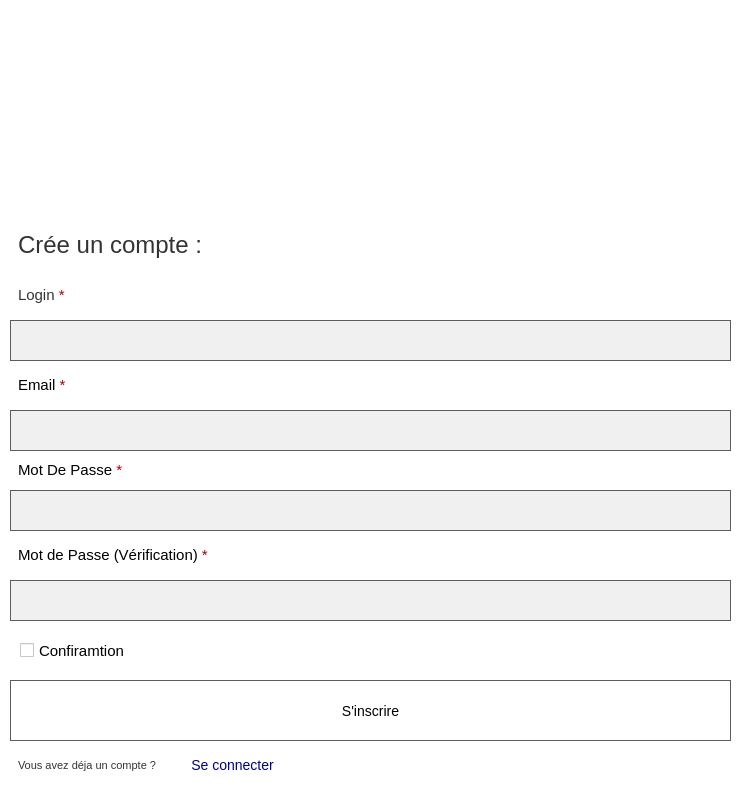
Above: Documents/projet_interface/seconddialog.ui from 2A35ProjetCPP2425/2a35-create-teams-laveup-company before the change. Below: the same form after it.
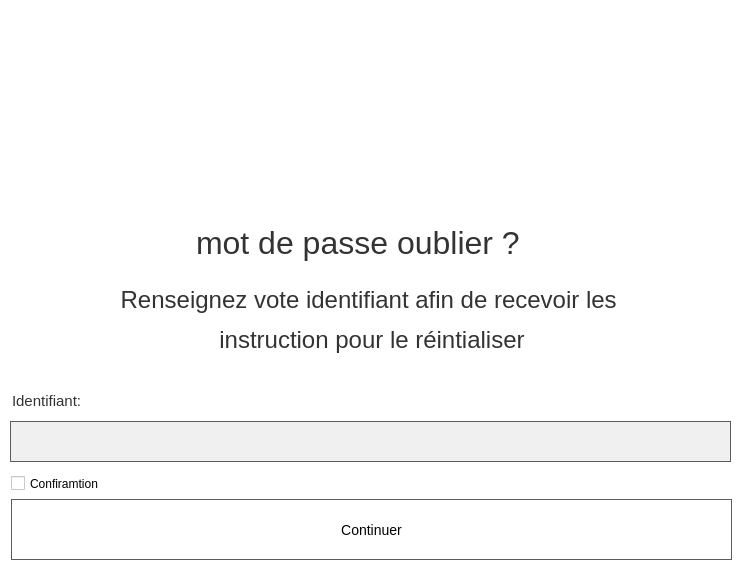
That is the form after the change. Icons and pictures are not drawn.

Patch:
```diff
--- a/Documents/projet_interface/seconddialog.ui
+++ b/Documents/projet_interface/seconddialog.ui
@@ -7,7 +7,7 @@
     <x>0</x>
     <y>0</y>
     <width>742</width>
-    <height>790</height>
+    <height>570</height>
    </rect>
   </property>
   <property name="windowTitle">
@@ -69,6 +69,7 @@
 }
 
 
+
 </string>
   </property>
   <widget class="QLabel" name="label">
@@ -90,184 +91,108 @@
   <widget class="QLabel" name="label_2">
    <property name="geometry">
     <rect>
-     <x>10</x>
-     <y>220</y>
-     <width>281</width>
+     <x>188</x>
+     <y>203</y>
+     <width>441</width>
+     <height>81</height>
+    </rect>
+   </property>
+   <property name="styleSheet">
+    <string notr="true">background-color: none;</string>
+   </property>
+   <property name="text">
+    <string>&lt;html&gt;&lt;head/&gt;&lt;body&gt;&lt;p&gt;&lt;span style=&quot; font-size:24pt;&quot;&gt;mot de passe oublier ?&lt;/span&gt;&lt;/p&gt;&lt;/body&gt;&lt;/html&gt;</string>
+   </property>
+  </widget>
+  <widget class="QCheckBox" name="confirmation">
+   <property name="geometry">
+    <rect>
+     <x>11</x>
+     <y>458</y>
+     <width>251</width>
      <height>51</height>
     </rect>
    </property>
-   <property name="text">
-    <string>&lt;html&gt;&lt;head/&gt;&lt;body&gt;&lt;p&gt;&lt;span style=&quot; font-size:18pt;&quot;&gt;Crée un compte :&lt;/span&gt;&lt;/p&gt;&lt;/body&gt;&lt;/html&gt;</string>
-   </property>
-  </widget>
-  <widget class="QLabel" name="label_3">
-   <property name="geometry">
-    <rect>
-     <x>10</x>
-     <y>280</y>
-     <width>91</width>
-     <height>31</height>
-    </rect>
-   </property>
-   <property name="text">
-    <string>&lt;html&gt;&lt;head/&gt;&lt;body&gt;&lt;p&gt;&lt;span style=&quot; font-size:11pt;&quot;&gt;Login&lt;/span&gt;&lt;span style=&quot; font-size:11pt; color:#aa0000;&quot;&gt; *&lt;/span&gt;&lt;/p&gt;&lt;/body&gt;&lt;/html&gt;</string>
-   </property>
-  </widget>
-  <widget class="QLineEdit" name="lineEdit">
-   <property name="geometry">
-    <rect>
-     <x>10</x>
-     <y>320</y>
-     <width>721</width>
-     <height>41</height>
-    </rect>
-   </property>
-  </widget>
-  <widget class="QLabel" name="label_4">
-   <property name="geometry">
-    <rect>
-     <x>10</x>
-     <y>370</y>
-     <width>91</width>
-     <height>31</height>
-    </rect>
-   </property>
-   <property name="text">
-    <string>&lt;html&gt;&lt;head/&gt;&lt;body&gt;&lt;p&gt;&lt;span style=&quot; font-size:11pt; color:#000000;&quot;&gt;Email&lt;/span&gt;&lt;span style=&quot; font-size:11pt; color:#aa0000;&quot;&gt; *&lt;/span&gt;&lt;/p&gt;&lt;/body&gt;&lt;/html&gt;</string>
-   </property>
-  </widget>
-  <widget class="QLineEdit" name="lineEdit_2">
-   <property name="geometry">
-    <rect>
-     <x>10</x>
-     <y>410</y>
-     <width>721</width>
-     <height>41</height>
-    </rect>
-   </property>
-  </widget>
-  <widget class="QLabel" name="label_5">
-   <property name="geometry">
-    <rect>
-     <x>10</x>
-     <y>450</y>
-     <width>141</width>
-     <height>41</height>
-    </rect>
-   </property>
-   <property name="text">
-    <string>&lt;html&gt;&lt;head/&gt;&lt;body&gt;&lt;p&gt;&lt;span style=&quot; font-size:11pt; color:#000000;&quot;&gt;Mot De Passe&lt;/span&gt;&lt;span style=&quot; font-size:11pt; color:#aa0000;&quot;&gt; *&lt;/span&gt;&lt;/p&gt;&lt;/body&gt;&lt;/html&gt;</string>
-   </property>
-  </widget>
-  <widget class="QLineEdit" name="lineEdit_3">
-   <property name="geometry">
-    <rect>
-     <x>10</x>
-     <y>490</y>
-     <width>721</width>
-     <height>41</height>
-    </rect>
-   </property>
-  </widget>
-  <widget class="QLabel" name="label_6">
-   <property name="geometry">
-    <rect>
-     <x>10</x>
-     <y>540</y>
-     <width>231</width>
-     <height>31</height>
-    </rect>
-   </property>
-   <property name="text">
-    <string>&lt;html&gt;&lt;head/&gt;&lt;body&gt;&lt;p&gt;&lt;span style=&quot; font-size:11pt; color:#000000;&quot;&gt;Mot de Passe (Vérification)&lt;/span&gt;&lt;span style=&quot; font-size:11pt; color:#aa0000;&quot;&gt; *&lt;/span&gt;&lt;/p&gt;&lt;/body&gt;&lt;/html&gt;</string>
-   </property>
-  </widget>
-  <widget class="QLineEdit" name="lineEdit_4">
-   <property name="geometry">
-    <rect>
-     <x>10</x>
-     <y>580</y>
-     <width>721</width>
-     <height>41</height>
-    </rect>
-   </property>
-  </widget>
-  <widget class="QCheckBox" name="checkBox">
-   <property name="geometry">
-    <rect>
-     <x>20</x>
-     <y>630</y>
-     <width>141</width>
-     <height>41</height>
-    </rect>
-   </property>
    <property name="styleSheet">
-    <string notr="true">font-size: 15px;</string>
+    <string notr="true">color: rgb(0, 0, 0);</string>
    </property>
    <property name="text">
     <string>Confiramtion</string>
    </property>
   </widget>
-  <widget class="QPushButton" name="pushButton">
+  <widget class="QPushButton" name="insc">
    <property name="geometry">
     <rect>
-     <x>10</x>
-     <y>680</y>
+     <x>11</x>
+     <y>499</y>
      <width>721</width>
      <height>61</height>
     </rect>
    </property>
    <property name="text">
-    <string>S'inscrire</string>
+    <string>Continuer</string>
    </property>
   </widget>
-  <widget class="QLabel" name="label_7">
+  <widget class="QLineEdit" name="id">
    <property name="geometry">
     <rect>
      <x>10</x>
-     <y>750</y>
+     <y>421</y>
+     <width>721</width>
+     <height>41</height>
+    </rect>
+   </property>
+  </widget>
+  <widget class="QLabel" name="label_8">
+   <property name="geometry">
+    <rect>
+     <x>4</x>
+     <y>376</y>
      <width>181</width>
-     <height>31</height>
-    </rect>
-   </property>
-   <property name="text">
-    <string>&lt;html&gt;&lt;head/&gt;&lt;body&gt;&lt;p&gt;&lt;span style=&quot; font-size:8pt;&quot;&gt;Vous avez déja un compte ?&lt;/span&gt;&lt;/p&gt;&lt;/body&gt;&lt;/html&gt;</string>
-   </property>
-  </widget>
-  <widget class="QPushButton" name="alogin">
-   <property name="geometry">
-    <rect>
-     <x>132</x>
-     <y>749</y>
-     <width>201</width>
-     <height>31</height>
+     <height>51</height>
     </rect>
    </property>
    <property name="styleSheet">
-    <string notr="true">border: none;
-color: rgb(0, 0, 139);</string>
+    <string notr="true">background-color:white ;</string>
    </property>
    <property name="text">
-    <string>Se connecter</string>
+    <string>&lt;html&gt;&lt;head/&gt;&lt;body&gt;&lt;p&gt;&lt;span style=&quot; font-size:11pt;&quot;&gt;Identifiant:&lt;/span&gt;&lt;/p&gt;&lt;/body&gt;&lt;/html&gt;</string>
    </property>
-   <property name="flat">
-    <bool>true</bool>
+  </widget>
+  <widget class="QLabel" name="label_11">
+   <property name="geometry">
+    <rect>
+     <x>360</x>
+     <y>590</y>
+     <width>371</width>
+     <height>61</height>
+    </rect>
    </property>
+   <property name="text">
+    <string/>
+   </property>
   </widget>
-  <zorder>alogin</zorder>
-  <zorder>label_5</zorder>
-  <zorder>label_2</zorder>
+  <widget class="QLabel" name="label_3">
+   <property name="geometry">
+    <rect>
+     <x>0</x>
+     <y>270</y>
+     <width>741</width>
+     <height>101</height>
+    </rect>
+   </property>
+   <property name="text">
+    <string>&lt;html&gt;&lt;head/&gt;&lt;body&gt;&lt;p align=&quot;center&quot;&gt;&lt;span style=&quot; font-size:18pt;&quot;&gt;Renseignez vote identifiant afin de recevoir les &lt;/span&gt;&lt;/p&gt;&lt;p align=&quot;center&quot;&gt;&lt;span style=&quot; font-size:18pt;&quot;&gt;instruction pour le réintialiser&lt;/span&gt;&lt;/p&gt;&lt;/body&gt;&lt;/html&gt;</string>
+   </property>
+  </widget>
+  <zorder>label_8</zorder>
   <zorder>label</zorder>
+  <zorder>confirmation</zorder>
+  <zorder>insc</zorder>
+  <zorder>id</zorder>
+  <zorder>label_11</zorder>
   <zorder>label_3</zorder>
-  <zorder>lineEdit</zorder>
-  <zorder>label_4</zorder>
-  <zorder>lineEdit_2</zorder>
-  <zorder>lineEdit_3</zorder>
-  <zorder>label_6</zorder>
-  <zorder>lineEdit_4</zorder>
-  <zorder>checkBox</zorder>
-  <zorder>pushButton</zorder>
-  <zorder>label_7</zorder>
+  <zorder>label_2</zorder>
  </widget>
  <resources/>
  <connections/>
```
